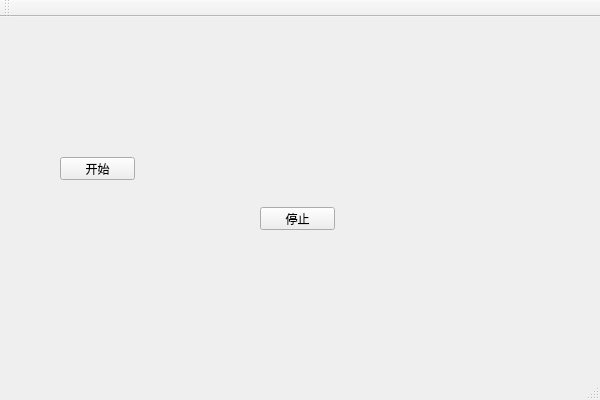
zhangbin2020/jilu, file test_sqlite/test_sqlite/test_sqlite.ui: the form before one commit.
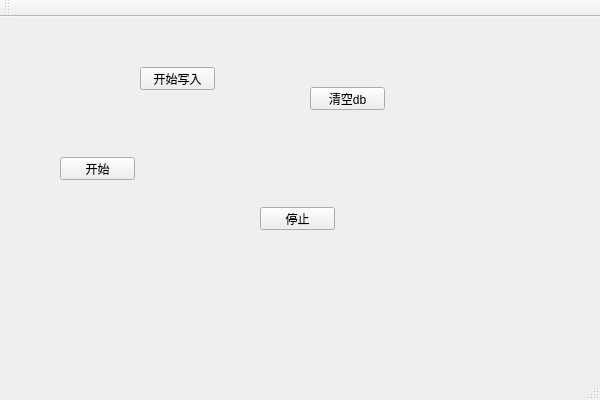
The form after the commit.

Commit message: 多线程写入数据库，完成，但是时间没有任何提升，反倒是，耗时间更多了，

Patch:
```diff
--- a/test_sqlite/test_sqlite/test_sqlite.ui
+++ b/test_sqlite/test_sqlite/test_sqlite.ui
@@ -40,6 +40,32 @@
      <string>停止</string>
     </property>
    </widget>
+   <widget class="QPushButton" name="btn3">
+    <property name="geometry">
+     <rect>
+      <x>310</x>
+      <y>70</y>
+      <width>75</width>
+      <height>23</height>
+     </rect>
+    </property>
+    <property name="text">
+     <string>清空db</string>
+    </property>
+   </widget>
+   <widget class="QPushButton" name="btn4">
+    <property name="geometry">
+     <rect>
+      <x>140</x>
+      <y>50</y>
+      <width>75</width>
+      <height>23</height>
+     </rect>
+    </property>
+    <property name="text">
+     <string>开始写入</string>
+    </property>
+   </widget>
   </widget>
   <widget class="QMenuBar" name="menuBar">
    <property name="geometry">
```
The commit also changes 14 other files.
